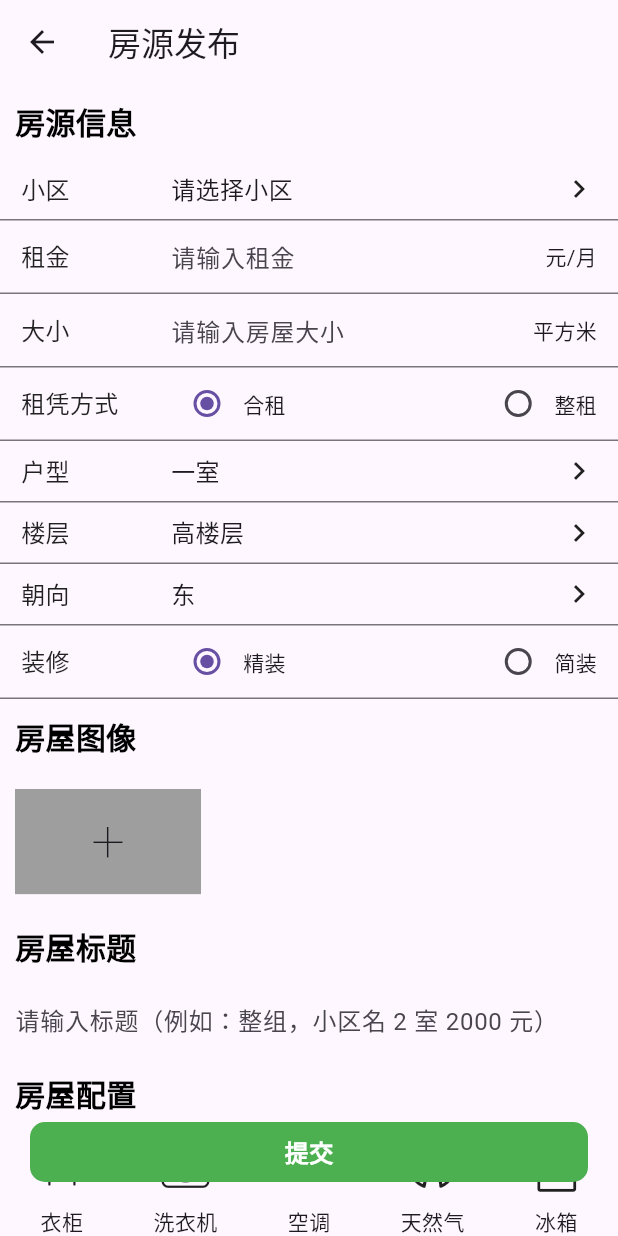
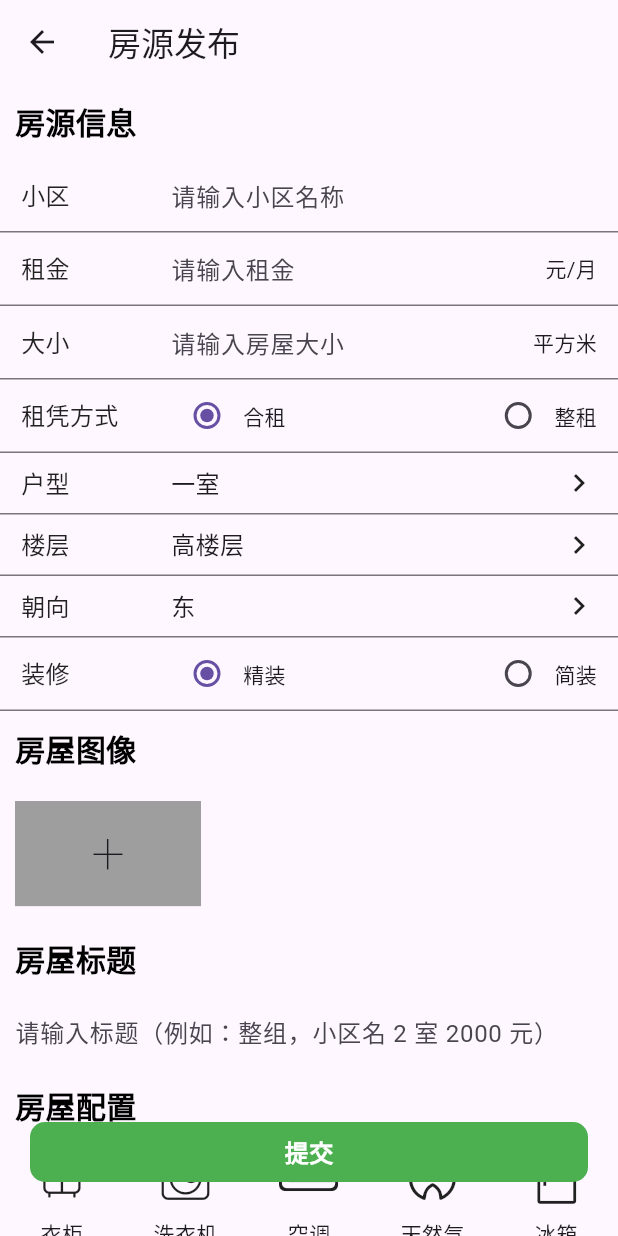
Before and after one commit to wstszx/hook_up_rent_migrated, a Flutter app: the RoomAddPage screen opened by its route, on a phone screen of 412 x 824 dp. Run offline on Flutter 3.47's test engine with Material 3 defaults, Android fonts, the phone set to English and light mode, and no system bars; our stand-ins replace cached_network_image, dio, fluro, flutter_swiper_null_safety, fluttertoast, geocoding and 4 more; missing offline and left inert: city_pickers; accounts and stored records are empty; network calls fail; project files that could hold a hidden picture were left out.

Commit message:
feat: 将房源发布页的小区选择改为手动输入

```diff
--- a/lib/pages/room_add/index.dart
+++ b/lib/pages/room_add/index.dart
@@ -25,6 +25,7 @@ class _RoomAddPageState extends State<RoomAddPage> {
 
   var titleController = TextEditingController(); // 描述
   var descController = TextEditingController(); // 描述
+  var communityController = TextEditingController(); // 小区
 
   @override
   Widget build(BuildContext context) {
@@ -39,26 +40,8 @@ class _RoomAddPageState extends State<RoomAddPage> {
           const CommonTitle('房源信息'),
           CommonFormItem(
             label: '小区',
-            contentBuilder: (context) {
-              return GestureDetector(
-                behavior: HitTestBehavior.translucent,
-                onTap: () {
-                  Navigator.pushNamed(context, 'search');
-                },
-                child: SizedBox(
-                  height: 40,
-                  child: Row(
-                      mainAxisAlignment: MainAxisAlignment.spaceBetween,
-                      children: const [
-                        Text(
-                          '请选择小区',
-                          style: TextStyle(fontSize: 16),
-                        ),
-                        Icon(Icons.keyboard_arrow_right)
-                      ]),
-                ),
-              );
-            },
+            hintText: '请输入小区名称',
+            controller: communityController,
           ),
           CommonFormItem(
             label: '租金',
```
